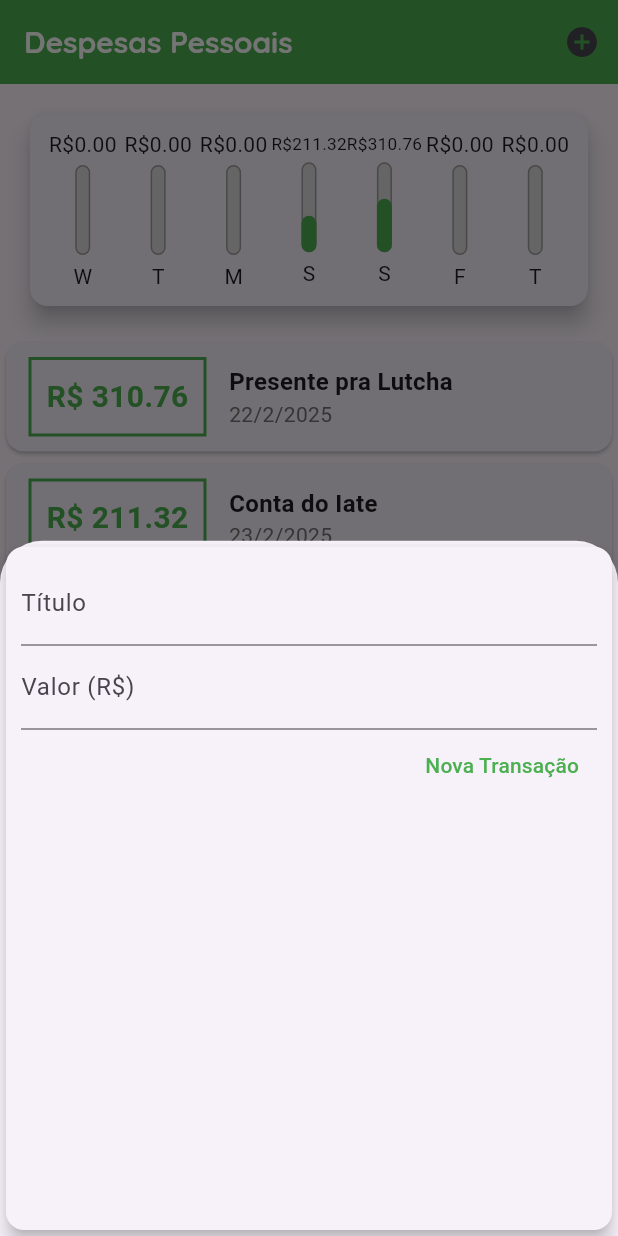
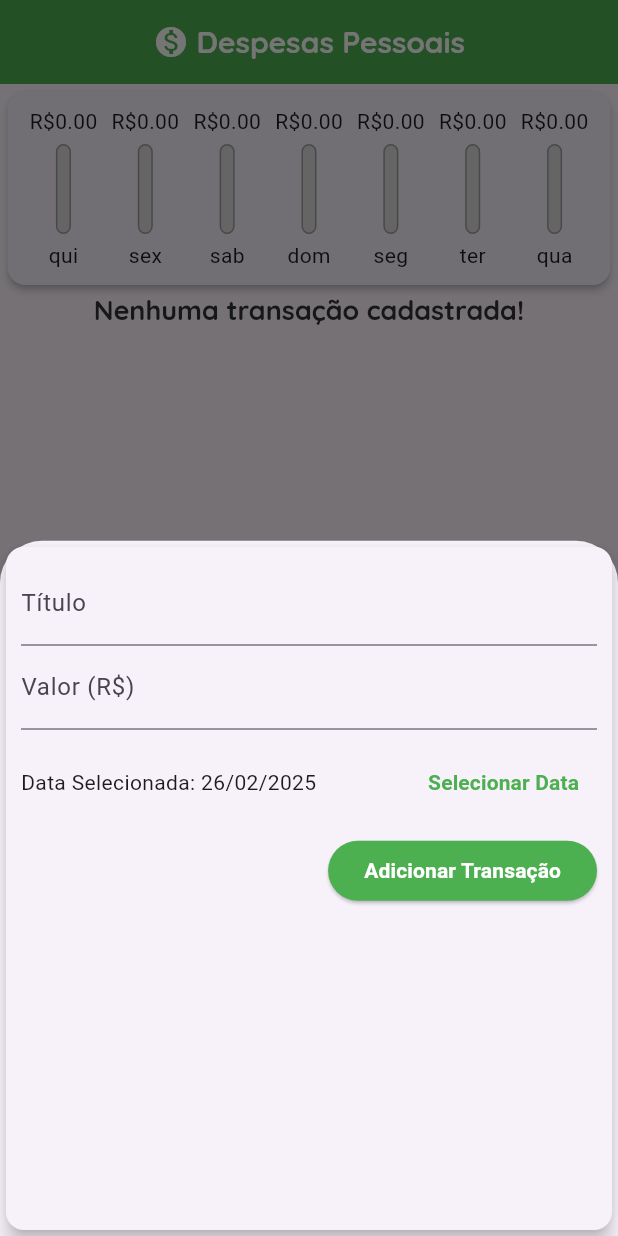
Before and after one commit to Rodrigodil/despesas_pessoais, a Flutter app: the screen it shows after launch, after a tap on the "add" icon, on a phone screen of 412 x 824 dp. Run offline on Flutter 3.47's test engine with Material 3 defaults, Android fonts, the phone set to English and light mode, and no system bars.

Commit message:
Ajustes no design, calendario, botão deletar...

```diff
--- a/lib/components/chart.dart
+++ b/lib/components/chart.dart
@@ -8,7 +8,7 @@ class Chart extends StatelessWidget {
 
   const Chart(this.recentTransaction, {super.key});
 
-  List<Map<String, Object>> get groupedTransactions {
+  List<Map<String, Object>> get groupedTransactions {//Agrupamento das transações
     return List.generate(7, (index) {
       final weekDay = DateTime.now().subtract(
         Duration(days: index),
@@ -26,11 +26,38 @@ class Chart extends StatelessWidget {
         }
       }
 
+      String dayOfWeek;//Dia da semana
+      switch (weekDay.weekday) {
+        case 1:
+          dayOfWeek = 'seg';
+          break;
+        case 2:
+          dayOfWeek = 'ter';
+          break;
+        case 3:
+          dayOfWeek = 'qua';
+          break;
+        case 4:
+          dayOfWeek = 'qui';
+          break;
+        case 5:
+          dayOfWeek = 'sex';
+          break;
+        case 6:
+          dayOfWeek = 'sab';
+          break;
+        case 7:
+          dayOfWeek = 'dom';
+          break;
+        default:
+          dayOfWeek = '';
+      }
+
       return {
-        'day': DateFormat.E().format(weekDay)[0],
+        'day': dayOfWeek,
         'value': totalSum,
       };
-    });
+    }).reversed.toList(); //Inversão da lista
   }
 
   double get _weekTotalValue {
@@ -40,13 +67,13 @@ class Chart extends StatelessWidget {
   }
 
   @override
-  Widget build(BuildContext context) {
+  Widget build(BuildContext context) {//Construção do gráfico
     groupedTransactions;
-    return Card(
-      elevation: 6,
-      margin: const EdgeInsets.all(20),
+    return Card(//Cartão
+      elevation: 2,
+      margin: const EdgeInsets.all(5),//Margem
       child: Padding(
-        padding: const EdgeInsets.all(10),
+        padding: const EdgeInsets.all(10),//Preenchimento
         child: Row(//Linha do gráfico
           mainAxisAlignment: MainAxisAlignment.spaceAround,
           children: groupedTransactions.map((tr) {
@@ -55,7 +82,8 @@ class Chart extends StatelessWidget {
               child: ChartBar(
                 tr['day'] as String,
                 tr['value'] as double,
-                (tr['value'] as double) / _weekTotalValue,
+                _weekTotalValue == 0 ? 0 : (tr['value'] as double) / _weekTotalValue, requiredPercentage: 0,
+
               ),
             );
           }).toList(),
--- a/lib/components/chart_bar.dart
+++ b/lib/components/chart_bar.dart
@@ -5,18 +5,21 @@ class ChartBar extends StatelessWidget {
   final double value;
   final double percentage;
 
-  const ChartBar(this.label, this.value, this.percentage, {super.key});
+  const ChartBar(this.label, this.value, this.percentage, {super.key, required num requiredPercentage});
 
   @override
   Widget build(BuildContext context) {
     return Column(
       children: [
         // Texto do valor
-        FittedBox(
-          child: Text('R\$${value.toStringAsFixed(2)}'),
+        SizedBox(
+          height: 20,
+          child: FittedBox(
+            child: Text('R\$${value.toStringAsFixed(2)}'),
+          ),
         ),
         SizedBox(
-          height: 4,
+          height: 5,
         ),
         SizedBox(
           height: 60,
@@ -38,7 +41,7 @@ class ChartBar extends StatelessWidget {
                   decoration: BoxDecoration(
                     color: Colors.green,//Cor do gráfico
                     // color: Theme.of(context).primaryColor,
-                    borderRadius: BorderRadius.circular(5),
+                    borderRadius: BorderRadius.circular(10),
                   ),
                 ),
               ),
--- a/lib/components/transaction_form.dart
+++ b/lib/components/transaction_form.dart
@@ -1,7 +1,8 @@
 import 'package:flutter/material.dart';
+import 'package:intl/intl.dart';
 
 class TransactionForm extends StatefulWidget {
-  final void Function(String, double) onSubmit;
+  final void Function(String, double, DateTime) onSubmit;
 
   const TransactionForm(this.onSubmit, {super.key});
 
@@ -10,18 +11,38 @@ class TransactionForm extends StatefulWidget {
 }
 
 class _TransactionFormState extends State<TransactionForm> {
-  final titleController = TextEditingController();
-  final valueController = TextEditingController();
+  final _titleController = TextEditingController();
+  final _valueController = TextEditingController();
+  DateTime? _selectedDate = DateTime.now();
 
   _submitForm() {
-    final title = titleController.text;
-    final value = double.tryParse(valueController.text) ?? 0.0;
+    final title = _titleController.text;
+    final value = double.tryParse(_valueController.text) ?? 0;
 
-    if (title.isEmpty || value <= 0) {
+    if (title.isEmpty || value <= 0 || _selectedDate == null) {
       return;
     }
 
-    widget.onSubmit(title, value);
+  widget.onSubmit(title, value, _selectedDate!);
+  Navigator.of(context).pop();
+  }
+
+//Função para mostrar o calendário
+  _showDatePicker() {
+    showDatePicker(
+      context: context,
+      initialDate: DateTime.now(),
+      firstDate: DateTime(2020),
+      lastDate: DateTime.now(),
+    ).then((pickedDate) {
+      if (pickedDate == null) {
+        return;
+      }
+
+      setState(() {
+        _selectedDate = pickedDate;
+      });
+    });
   }
 
   @override
@@ -33,32 +54,58 @@ class _TransactionFormState extends State<TransactionForm> {
         child: Column(
           children: [
             TextField(
-                controller: titleController,
-                onSubmitted: (_) => _submitForm(),
-                decoration: InputDecoration(
-                  labelText: 'Título',
-                )),
+              controller: _titleController,
+              onSubmitted: (_) => _submitForm(),
+              decoration: const InputDecoration(
+                labelText: 'Título',
+              ),
+            ),
             TextField(
-              controller: valueController,
-              keyboardType: TextInputType.numberWithOptions(decimal: true),
+              controller: _valueController,
+              keyboardType:
+                  const TextInputType.numberWithOptions(decimal: true),
               onSubmitted: (_) => _submitForm(),
-              decoration: InputDecoration(
+              decoration: const InputDecoration(
                 labelText: 'Valor (R\$)',
               ),
             ),
-            // Botão de adicionar transação
+            //Função para mostrar o calendário
+            SizedBox(
+              height: 70,
+              child: Row(
+                children: [
+                  Expanded(
+                    child: Text(
+                      _selectedDate == null
+                          ? 'Nenhuma data selecionada!'
+                          : 'Data Selecionada: ${DateFormat('dd/MM/y').format(_selectedDate!)}',
+                    ),
+                  ),
+                  TextButton(
+                    onPressed: _showDatePicker,
+                    child: const Text(
+                      'Selecionar Data',
+                      style: TextStyle(
+                        fontWeight: FontWeight.bold,
+                      ),
+                    ),
+                  )
+                ],
+              ),
+            ),
             Row(
+              // Botão de adicionar transação
               mainAxisAlignment: MainAxisAlignment.end,
               children: [
-                TextButton(
+                ElevatedButton(
+                  style: ElevatedButton.styleFrom(
+                    backgroundColor: Colors.green,
+                  ),
                   onPressed: _submitForm,
-                  child: const Text(
-                    'Nova Transação',
-                    style: TextStyle(
-                      color: Colors.green,
-                    ),
-                  ),
-                )
+                  child: Text('Adicionar Transação',
+                      style: TextStyle(
+                          fontWeight: FontWeight.bold, color: Colors.white)),
+                ),
               ],
             ),
           ],
--- a/lib/components/transaction_list.dart
+++ b/lib/components/transaction_list.dart
@@ -4,13 +4,15 @@ import 'package:intl/intl.dart';
 
 class TransactionList extends StatelessWidget {
   final List<Transaction> transactions;
-  const TransactionList(this.transactions, {super.key});
+  final void Function(String) onRemove;
+
+  TransactionList(this.transactions, this.onRemove);
 
   @override
   Widget build(BuildContext context) {
     // TODO: implement build
     // Lista de transações
-    //Coluna do valor e descrição
+    //Coluna das transações
     return SizedBox(
       height: 300,
       child: transactions.isEmpty ? Column(
@@ -23,58 +25,45 @@ class TransactionList extends StatelessWidget {
 
 
         ],
+
       ) : ListView.builder(
         itemCount: transactions.length,
         itemBuilder: (context, index) {
-          final tr = transactions[index];
-          return Card(
-            child: Row(
-              children: [
-                Container(
-                  margin: const EdgeInsets.symmetric(
-                    horizontal: 15,
-                    vertical: 10,
-                  ),
-                  decoration: BoxDecoration(
-                    border: Border.all(
-                      // color: Colors.green.shade600,
-                      color: Theme.of(context).colorScheme.primary,
-                      width: 2,
-                    ),
-                  ),
-                  padding: const EdgeInsets.all(10),
-                  child: Text(
-                    'R\$ ${tr.value.toString()}', // Interpolação de string
-                    style: TextStyle(
-                      fontWeight: FontWeight.bold,
-                      fontSize: 20,
-                      // color: Colors.green,
-                      color: Theme.of(context).colorScheme.primary,
-                    ),
-                  ),
+          final tr = transactions[index];//transação
+          return Card(//Cartão
+            elevation: 2,
+            margin: EdgeInsets.symmetric(
+              vertical: 5,
+              horizontal: 5,
+            ),
+            //Linha com o avatar, descrição e data
+            child: ListTile(
+            leading: CircleAvatar( //Avatar
+              backgroundColor: Colors.green,
+              foregroundColor: Colors.white,
+              radius: 30,
+              child: Padding(
+                padding: const EdgeInsets.all(6),
+                child: FittedBox(//Ajusta o texto
+                  child: Text('R\$${tr.value}'),//Valor da transação
                 ),
-                // Coluna de produtos
-                Column(
-                  crossAxisAlignment: CrossAxisAlignment.start,
-                  children: [
-                    Text(
-                      tr.title,
-                      style: TextStyle(
-                        fontSize: 16,
-                        fontWeight: FontWeight.bold,
-                      ),
-                    ),
-                    Text(
-                      DateFormat('d/M/y').format(tr.date),
-                      style: TextStyle(
-                        color: const Color.fromARGB(255, 116, 115, 115),
-                      ),
-                    ),
-                  ],
-                ),
-              ],
+              ),
+            ),
+            title: Text(
+              tr.title,//Descrição da transação
+              style: Theme.of(context).textTheme.titleLarge,//Estilo do texto
+            ),
+            subtitle: Text(
+              DateFormat('d MMM y').format(tr.date),
+              ),
+              trailing: IconButton(
+                icon: Icon(Icons.delete),
+                color: Theme.of(context).colorScheme.error,
+                onPressed: () => onRemove(tr.id),
+              ),
             ),
           );
+
         },
       ),
     );
--- a/lib/main.dart
+++ b/lib/main.dart
@@ -17,15 +17,17 @@ class ExpensesApp extends StatelessWidget {
       home: const MyHomePage(),
       theme: tema.copyWith(
         colorScheme: tema.colorScheme.copyWith(
+          //Esquema de cores do tema
           primary: Colors.green,
-          secondary: Colors.amber,
+          secondary: const Color.fromARGB(255, 7, 123, 255),
         ),
         textTheme: tema.textTheme.copyWith(
+          //Estilo do texto do tema
           titleLarge: const TextStyle(
             fontFamily: 'Quicksand',
             fontSize: 18,
             fontWeight: FontWeight.bold,
-            color: Colors.black,
+            color: Color.fromARGB(255, 51, 50, 50),
           ),
         ),
         appBarTheme: const AppBarTheme(
@@ -49,36 +51,22 @@ class MyHomePage extends StatefulWidget {
 
 // Classe para criar a tela principal
 class _MyHomePageState extends State<MyHomePage> {
-  final List<Transaction> _transactions = [
-
-    Transaction(
-      id: 't1',
-      title: 'Presente pra Lutcha',
-      value: 310.76,
-      date: DateTime.now().subtract(Duration(days: 4)),
-    ),
-    Transaction(
-      id: 't2',
-      title: 'Conta do Iate',
-      value: 211.32,
-      date: DateTime.now().subtract(Duration(days: 3)),
-    ),
-  ];
+  //Lista de transações
+  final List<Transaction> _transactions = [];
 
   List<Transaction> get _recentTransactions {
     return _transactions.where((tr) {
-      return tr.date.isAfter(DateTime.now().subtract(
-        Duration(days: 7)));
+      return tr.date.isAfter(DateTime.now().subtract(Duration(days: 7)));
     }).toList();
   }
 
   // Função para adicionar transação
-  _addTransaction(String title, double value) {
+  _addTransaction(String title, double value, DateTime date) {
     final newTransaction = Transaction(
       id: Random().nextDouble().toString(),
       title: title,
       value: value,
-      date: DateTime.now(),
+      date: date,
     );
 
     setState(() {
@@ -87,6 +75,12 @@ class _MyHomePageState extends State<MyHomePage> {
 
     // Fechar o modal
     Navigator.of(context).pop();
+  }
+  // Função para remover transação
+  _removeTransaction(String id) {
+    setState(() {
+      _transactions.removeWhere((tr) => tr.id == id);
+    });
   }
 
   // Função para abrir o modal
@@ -106,13 +100,25 @@ class _MyHomePageState extends State<MyHomePage> {
       // Barra superior
       appBar: AppBar(
         backgroundColor: Colors.green,
-        title: const Text('Despesas Pessoais'),
-        actions: [
-          IconButton(
-            icon: Icon(Icons.add_circle),
-            onPressed: () => _openTransactionFormModal(context),
+        title: const Center(
+          child: Row(
+            mainAxisSize: MainAxisSize.min,
+            children: [
+              Icon(
+                Icons.monetization_on,
+                color: Colors.white,
+              ),
+              SizedBox(width: 5),
+              Text('Despesas Pessoais'),
+            ],
           ),
-        ],
+        ),
+        // actions: [
+        //   IconButton(
+        // onPressed: () => _openTransactionFormModal(context),
+        // icon: Icon(Icons.add_circle),
+        //   ),
+        // ],
       ),
       // Corpo da tela
       body: SingleChildScrollView(
@@ -129,7 +135,7 @@ class _MyHomePageState extends State<MyHomePage> {
             //     child: Text('Gráfico'),
             //   ),
             // ),
-            TransactionList(_transactions),
+            TransactionList(_transactions, _removeTransaction),
           ],
         ),
       ),
@@ -140,7 +146,7 @@ class _MyHomePageState extends State<MyHomePage> {
         onPressed: () => _openTransactionFormModal(context),
         child: Icon(Icons.add),
       ),
-      floatingActionButtonLocation: FloatingActionButtonLocation.centerFloat,
+      floatingActionButtonLocation: FloatingActionButtonLocation.endFloat,
     );
   }
 }
```
Also changed, not shown: 4 other files.
